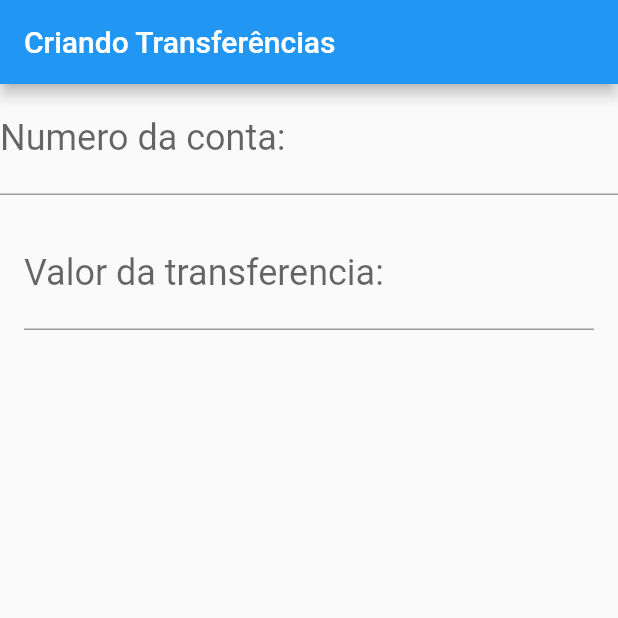
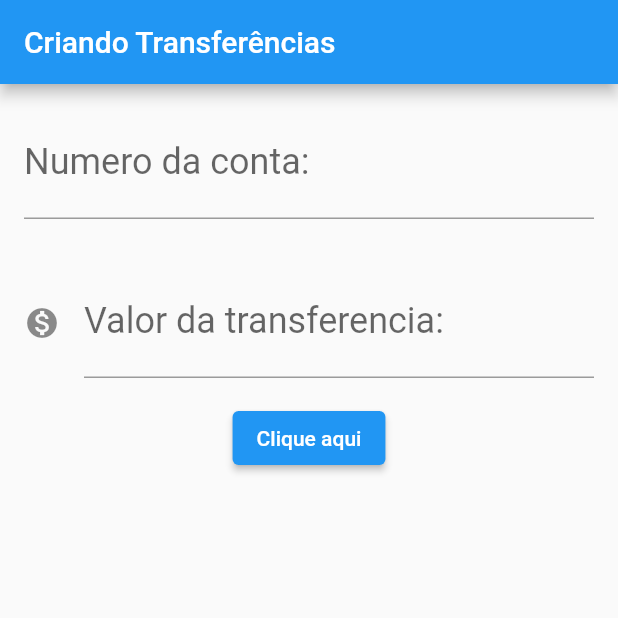
Before and after one commit to devCarlosAlexandre/Bytebank-Flutter, a Flutter app: the screen it shows after launch, on a phone screen of 412 x 824 dp, the top half of it. Run offline on Flutter 3.47's test engine with Material 2 defaults, Android fonts, the phone set to English and light mode, and no system bars.

Commit message:
finalização do formulario de transferencia

```diff
--- a/lib/main.dart
+++ b/lib/main.dart
@@ -68,11 +68,15 @@ class FormularioTransferencia extends StatelessWidget {
       ),
       body: Column(
         children: <Widget>[
-          TextField(
-            style: TextStyle(fontSize: 24.0),
-            decoration: InputDecoration(
-              labelText: 'Numero da conta:',
-              hintText: '000',
+          Padding(
+            padding: const EdgeInsets.all(16.0),
+            child: TextField(
+              style: TextStyle(fontSize: 24.0),
+              decoration: InputDecoration(
+                labelText: 'Numero da conta:',
+                hintText: '000',
+              ),
+              keyboardType: TextInputType.number,
             ),
           ),
           Padding(
@@ -80,11 +84,15 @@ class FormularioTransferencia extends StatelessWidget {
             child: TextField(
               style: TextStyle(fontSize: 24.0),
               decoration: InputDecoration(
+                icon: Icon(Icons.monetization_on),
                 labelText: 'Valor da transferencia:',
                 hintText: '0.0',
               ),
+              keyboardType: TextInputType.number,
             ),
-          )
+          ),
+          ElevatedButton(onPressed: () {}, child: const Text('Clique aqui')),
+
         ],
       ),
     );
```
